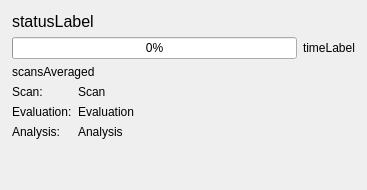
MonroeQuantumNetworks/IonControl, file ui/ScanProgress.ui: the form before one commit.
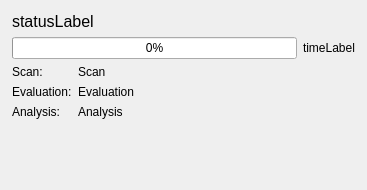
The form after the commit.

Diff of the .ui file:
```diff
--- a/ui/ScanProgress.ui
+++ b/ui/ScanProgress.ui
@@ -59,13 +59,6 @@
         </item>
        </layout>
       </item>
-      <item>
-       <widget class="QLabel" name="scansAveraged">
-        <property name="text">
-         <string>scansAveraged</string>
-        </property>
-       </widget>
-      </item>
       <item>
        <layout class="QGridLayout" name="gridLayout">
         <item row="0" column="0">
```
